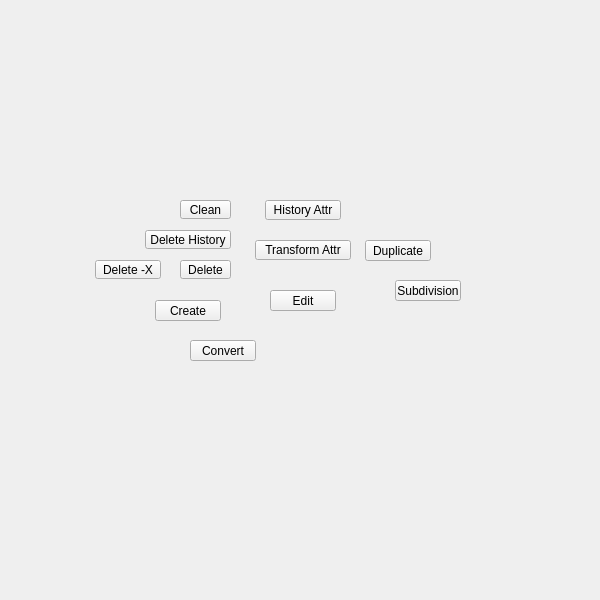
Above: tentacle/ui/uiLevel_2/edit_submenu.ui from m3trik/tentacle before the change. Below: the same form after it.
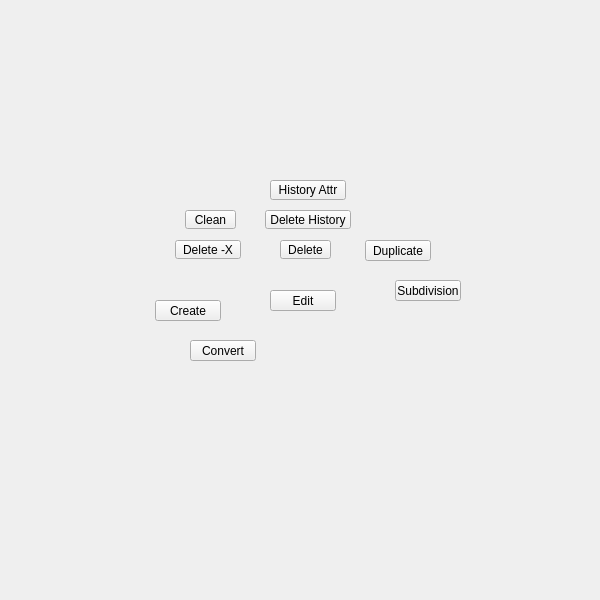
That is the form after the change. Custom widgets are drawn as their Qt base class.

```diff
--- a/tentacle/ui/uiLevel_2/edit_submenu.ui
+++ b/tentacle/ui/uiLevel_2/edit_submenu.ui
@@ -202,8 +202,8 @@
    <widget class="ToolButton" name="tb001">
     <property name="geometry">
      <rect>
-      <x>145</x>
-      <y>230</y>
+      <x>265</x>
+      <y>210</y>
       <width>86</width>
       <height>19</height>
      </rect>
@@ -230,8 +230,8 @@
    <widget class="ToolButton" name="tb000">
     <property name="geometry">
      <rect>
-      <x>180</x>
-      <y>200</y>
+      <x>185</x>
+      <y>210</y>
       <width>51</width>
       <height>19</height>
      </rect>
@@ -258,8 +258,8 @@
    <widget class="ToolButton" name="tb002">
     <property name="geometry">
      <rect>
-      <x>180</x>
-      <y>260</y>
+      <x>280</x>
+      <y>240</y>
       <width>51</width>
       <height>19</height>
      </rect>
@@ -289,8 +289,8 @@
    <widget class="ToolButton" name="tb003">
     <property name="geometry">
      <rect>
-      <x>95</x>
-      <y>260</y>
+      <x>175</x>
+      <y>240</y>
       <width>66</width>
       <height>19</height>
      </rect>
@@ -326,8 +326,8 @@
    <widget class="QPushButton" name="b001">
     <property name="geometry">
      <rect>
-      <x>265</x>
-      <y>200</y>
+      <x>270</x>
+      <y>180</y>
       <width>76</width>
       <height>20</height>
      </rect>
@@ -400,83 +400,6 @@
      <bool>true</bool>
     </property>
    </widget>
-   <widget class="QPushButton" name="b000">
-    <property name="geometry">
-     <rect>
-      <x>255</x>
-      <y>240</y>
-      <width>96</width>
-      <height>20</height>
-     </rect>
-    </property>
-    <property name="minimumSize">
-     <size>
-      <width>0</width>
-      <height>20</height>
-     </size>
-    </property>
-    <property name="maximumSize">
-     <size>
-      <width>999</width>
-      <height>20</height>
-     </size>
-    </property>
-    <property name="palette">
-     <palette>
-      <active>
-       <colorrole role="Highlight">
-        <brush brushstyle="SolidPattern">
-         <color alpha="255">
-          <red>80</red>
-          <green>138</green>
-          <blue>255</blue>
-         </color>
-        </brush>
-       </colorrole>
-      </active>
-      <inactive>
-       <colorrole role="Highlight">
-        <brush brushstyle="SolidPattern">
-         <color alpha="255">
-          <red>80</red>
-          <green>138</green>
-          <blue>255</blue>
-         </color>
-        </brush>
-       </colorrole>
-      </inactive>
-      <disabled>
-       <colorrole role="Highlight">
-        <brush brushstyle="SolidPattern">
-         <color alpha="255">
-          <red>51</red>
-          <green>153</green>
-          <blue>255</blue>
-         </color>
-        </brush>
-       </colorrole>
-      </disabled>
-     </palette>
-    </property>
-    <property name="toolTip">
-     <string/>
-    </property>
-    <property name="text">
-     <string>Transform Attr</string>
-    </property>
-    <property name="autoDefault">
-     <bool>true</bool>
-    </property>
-    <property name="default">
-     <bool>false</bool>
-    </property>
-    <property name="flat">
-     <bool>false</bool>
-    </property>
-    <property name="bnabled" stdset="0">
-     <bool>true</bool>
-    </property>
-   </widget>
   </widget>
  </widget>
  <customwidgets>
```
